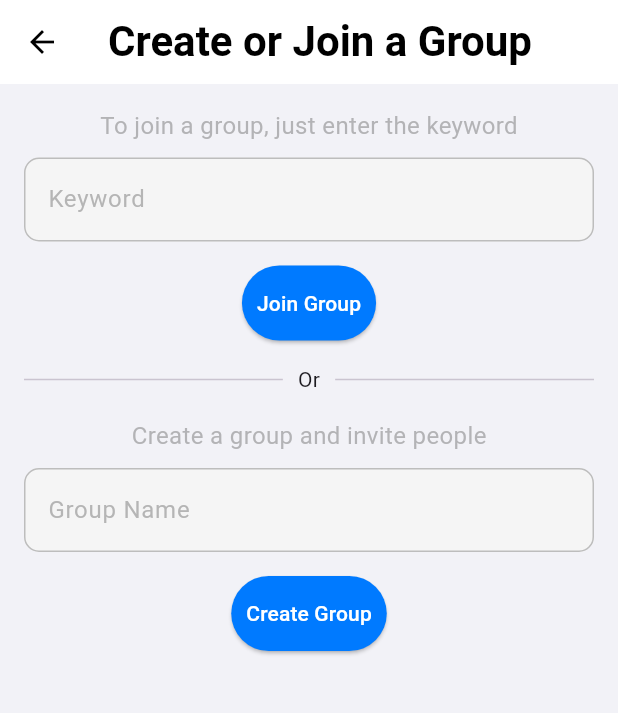
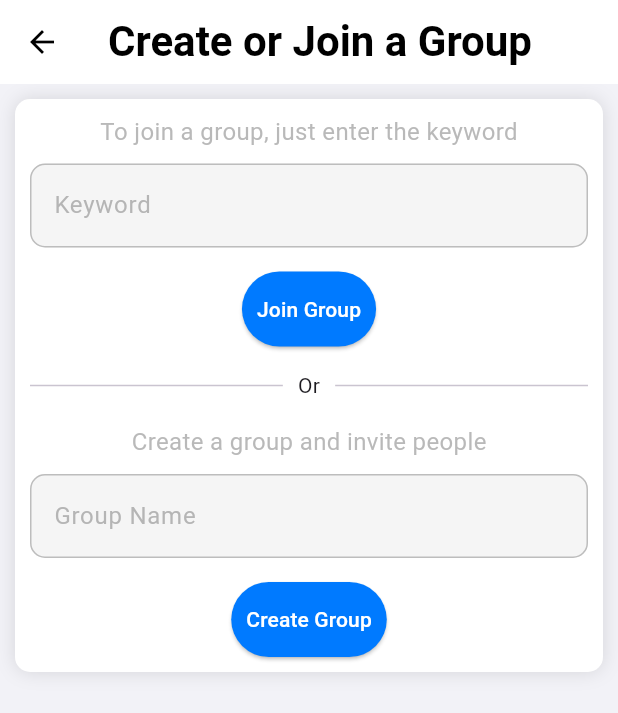
Before and after one commit to Bolzenpinguin/drive2ibiza, a Flutter app: the GroupSettings screen opened directly, on a phone screen of 412 x 824 dp. Shown: the top 713 px of the screen. Run offline on Flutter 3.47's test engine with Material 3 defaults, Android fonts, the phone set to English and light mode, and no system bars; our stand-ins replace flutter_map, flutter_svg, latlong2, location, syncfusion_flutter_calendar.

Commit message:
Added white boxes around the group section

```diff
--- a/lib/pages/settings/group_settings.dart
+++ b/lib/pages/settings/group_settings.dart
@@ -10,32 +10,43 @@ class GroupSettings extends StatelessWidget {
       appBar: AppBar(
         title: const Text('Create or Join a Group'),
       ),
-      body: Padding(
-        padding: const EdgeInsets.all(16.0),
+      body: Column(
+        mainAxisAlignment: MainAxisAlignment.start,
+        crossAxisAlignment: CrossAxisAlignment.center,
+          children: [ Center(
+              child: Container(
+          margin: const EdgeInsets.all(marginSmall),
+          padding: const EdgeInsets.all(paddingSmall),
+          decoration: BoxDecoration(
+            color: Colors.white,
+            borderRadius: BorderRadius.circular(borderRadiusMedium),
+            boxShadow: [
+              BoxShadow(
+                color: shadowColor,
+                blurRadius: 10.0, // Shadow blur radius
+              ),
+            ],
+          ),
           child: Column(
+            mainAxisSize: MainAxisSize.min,
+            mainAxisAlignment: MainAxisAlignment.start,
+            crossAxisAlignment: CrossAxisAlignment.center,
             children: [
               Text(
                 'To join a group, just enter the keyword',
                 style: TextStyle(fontSize: 16, color: appUnselectedIconColor),
               ),
-
               const SizedBox(height: 10),
-
               TextField(
                 decoration: InputDecoration(
                   hintText: 'Keyword',
-                border: OutlineInputBorder(
-                  //color: Colors.white,
-
+                  border: OutlineInputBorder(),
                 ),
               ),
-            ),
-
               const SizedBox(height: 16),
-
               ElevatedButton(
                 onPressed: () {
-                // TODO: Join Group Logik entwickeln
+                  // TODO: Join Group Logic
                   print('Join Group BTN pressed');
                 },
                 style: ElevatedButton.styleFrom(
@@ -45,34 +56,26 @@ class GroupSettings extends StatelessWidget {
                 ),
                 child: const Text('Join Group'),
               ),
-
               const SizedBox(height: 16),
-
-            OrDivider(),
+              const OrDivider(),
               const SizedBox(height: 16),
-
-
               Text(
                 'Create a group and invite people',
                 style: TextStyle(fontSize: 16, color: appUnselectedIconColor),
               ),
-
               const SizedBox(height: 10),
-
               TextField(
                 decoration: InputDecoration(
                   hintText: 'Group Name',
                   border: OutlineInputBorder(
-                borderSide: BorderSide(color: Colors.red)
+                    borderSide: BorderSide(color: Colors.red),
                   ),
                 ),
               ),
-
               const SizedBox(height: 16),
-
               ElevatedButton(
                 onPressed: () {
-                // TODO: Create Group Logik entwickeln
+                  // TODO: Create Group Logic
                   print('Create Group BTN pressed');
                 },
                 style: ElevatedButton.styleFrom(
@@ -85,10 +88,12 @@ class GroupSettings extends StatelessWidget {
             ],
           ),
         ),
+      ),
+    ]
+    )
     );
   }
 }
-
 
 // Or Divider
 class OrDivider extends StatelessWidget {
@@ -103,7 +108,7 @@ class OrDivider extends StatelessWidget {
           padding: EdgeInsets.symmetric(horizontal: paddingSmall),
           child: Text('Or'),
         ),
-        Expanded(child: Divider(),)
+        Expanded(child: Divider()),
       ],
     );
   }
--- a/lib/pages/settings/settings_widget.dart
+++ b/lib/pages/settings/settings_widget.dart
@@ -87,8 +87,6 @@ class SettingsWidget extends StatelessWidget {
                           children: [
                             GestureDetector(
                               onTap: () {
-                                // TODO: BTN für Farbauswahl implementieren
-                                print('Button for Color Change Pressed!');
                                 Navigator.push(
                                   context,
                                   MaterialPageRoute(
```
Lines whose indentation alone changed are shown as unchanged.
